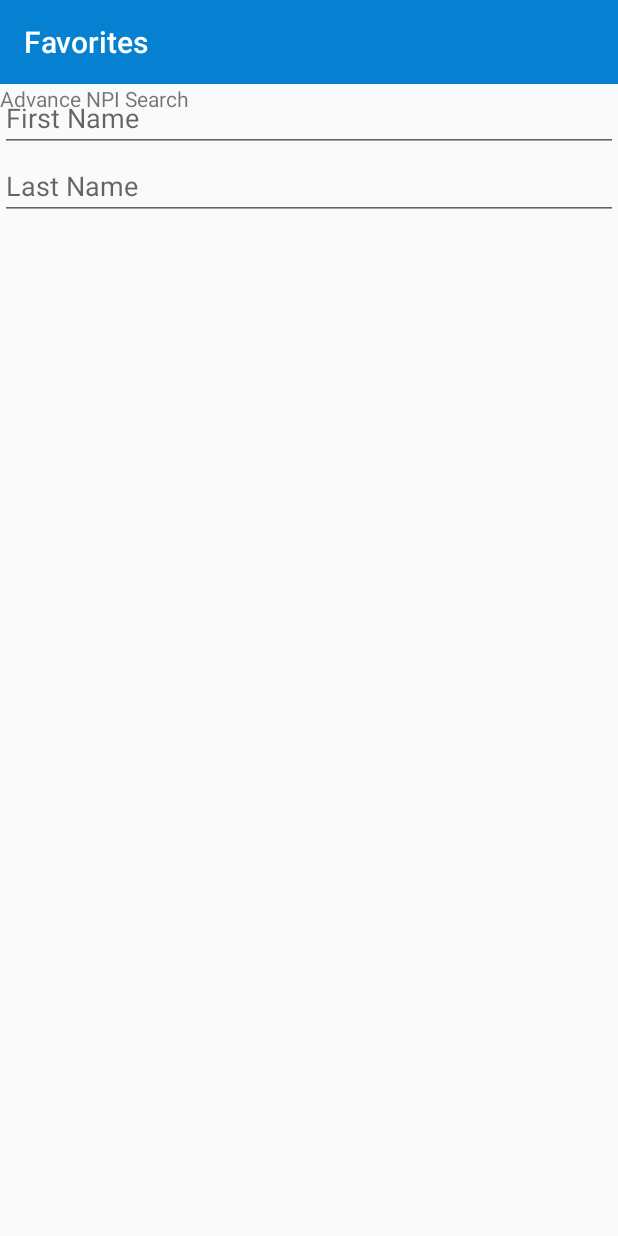
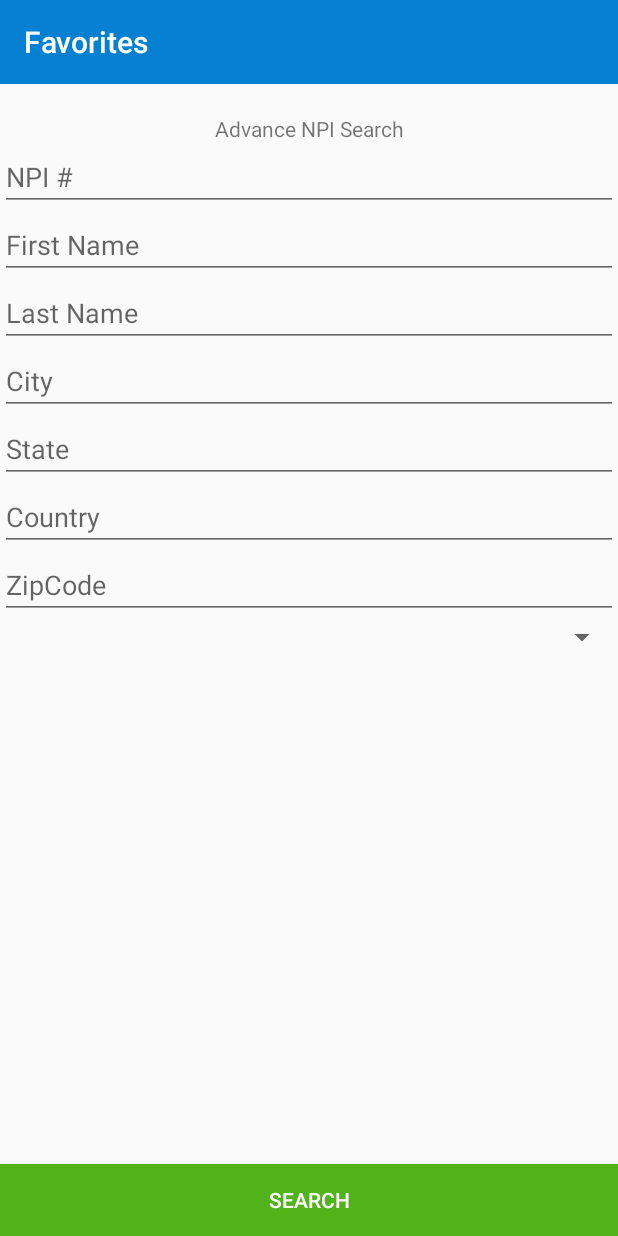
Before and after one commit to Mario0419/NPIRegistry, an Android app: the fragment AdvanceSearchFragment placed in its activity, on a phone screen of 412 x 824 dp. Run offline under Robolectric (Android 15) with nearby library versions, the phone set to English and light mode, and no system bars.

Commit message:
updating advance search

```diff
--- a/app/src/main/res/layout/fragment_advance_search.xml
+++ b/app/src/main/res/layout/fragment_advance_search.xml
@@ -5,15 +5,22 @@
     android:layout_height="match_parent"
     tools:context="com.mx3studios.npiregistry.npiDrawerFragment.AdvanceSearchFragment">
 
-    <TextView
-        android:layout_width="match_parent"
-        android:layout_height="wrap_content"
-        android:text="Advance NPI Search"/>
     <LinearLayout
         android:orientation="vertical"
         android:layout_width="match_parent"
         android:layout_height="match_parent">
+        <TextView
+            android:layout_width="match_parent"
+            android:layout_height="wrap_content"
+            android:text="Advance NPI Search"
+            android:gravity="center_horizontal"
+            android:layout_marginTop="20dp"/>
 
+        <EditText
+            android:id="@+id/npi_number"
+            android:layout_width="match_parent"
+            android:layout_height="wrap_content"
+            android:hint="NPI #"/>
         <EditText
             android:id="@+id/first_name"
             android:singleLine="true"
@@ -30,6 +37,47 @@
             android:layout_height="wrap_content"
             android:hint="Last Name"/>
 
+        <EditText
+            android:id="@+id/city_search"
+            android:singleLine="true"
+            android:hint="City"
+            android:layout_width="match_parent"
+            android:layout_height="wrap_content" />
+
+        <EditText
+            android:id="@+id/state_search"
+            android:layout_width="match_parent"
+            android:layout_height="wrap_content"
+            android:hint="State"/>
+
+        <EditText
+            android:id="@+id/country_search"
+            android:layout_width="match_parent"
+            android:layout_height="wrap_content"
+            android:hint="Country"/>
+
+        <EditText
+            android:id="@+id/zip_search"
+            android:layout_width="match_parent"
+            android:layout_height="wrap_content"
+            android:hint="ZipCode"/>
+
+        <Spinner
+            android:layout_width="match_parent"
+            android:layout_height="wrap_content"
+            android:id="@+id/spinner"
+            android:spinnerMode="dialog" />
+
+
     </LinearLayout>
+    <Button
+        android:id="@+id/buttonSearchNpi"
+        android:layout_width="fill_parent"
+        android:layout_height="wrap_content"
+        android:layout_gravity="bottom"
+        android:onClick="searchNpi"
+        android:background="@color/cmdgreen"
+        android:textColor="@color/white"
+        android:text="@string/search_npi"/>
 
 </FrameLayout>
```
Also changed, not shown: app/src/main/java/com/mx3studios/npiregistry/MainActivity.java (+29 -0 lines), app/src/main/java/com/mx3studios/npiregistry/npi/NpiQuery.java (+28 -1 lines), app/src/main/java/com/mx3studios/npiregistry/npiDrawerFragment/AdvanceSearchFragment.java (+16 -0 lines).
